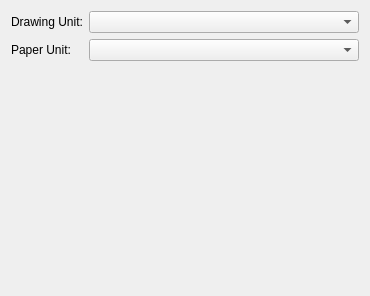
Before: the Qt Designer form scripts/Edit/DrawingPreferences/UnitSettings/PreferencesPage.ui in qcad/qcad, drawn with Qt 5.
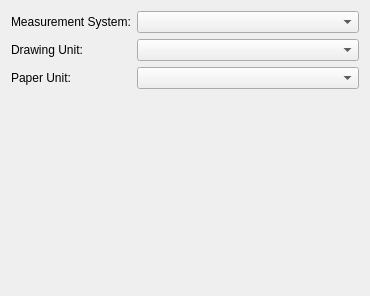
After: the same form once the commit is applied.

Commit message: add support for measurement document variable

```diff
--- a/scripts/Edit/DrawingPreferences/UnitSettings/PreferencesPage.ui
+++ b/scripts/Edit/DrawingPreferences/UnitSettings/PreferencesPage.ui
@@ -11,26 +11,36 @@
    </rect>
   </property>
   <layout class="QFormLayout" name="formLayout">
-   <item row="0" column="0">
+   <item row="1" column="0">
     <widget class="QLabel" name="label">
      <property name="text">
       <string>Drawing Unit:</string>
      </property>
     </widget>
    </item>
-   <item row="0" column="1">
+   <item row="1" column="1">
     <widget class="QComboBox" name="Unit"/>
    </item>
-   <item row="1" column="0">
+   <item row="2" column="0">
     <widget class="QLabel" name="label_2">
      <property name="text">
       <string>Paper Unit:</string>
      </property>
     </widget>
    </item>
-   <item row="1" column="1">
+   <item row="2" column="1">
     <widget class="QComboBox" name="PaperUnit"/>
    </item>
+   <item row="0" column="0">
+    <widget class="QLabel" name="label_3">
+     <property name="text">
+      <string>Measurement System:</string>
+     </property>
+    </widget>
+   </item>
+   <item row="0" column="1">
+    <widget class="QComboBox" name="Measurement"/>
+   </item>
   </layout>
  </widget>
  <resources/>
```
